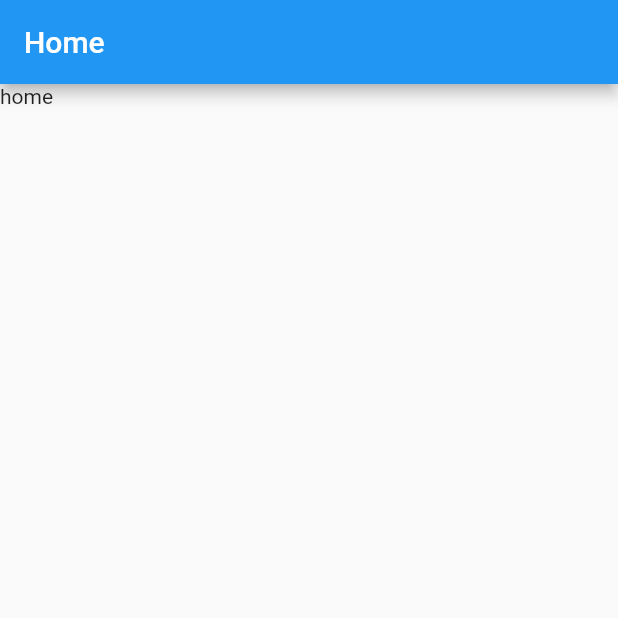
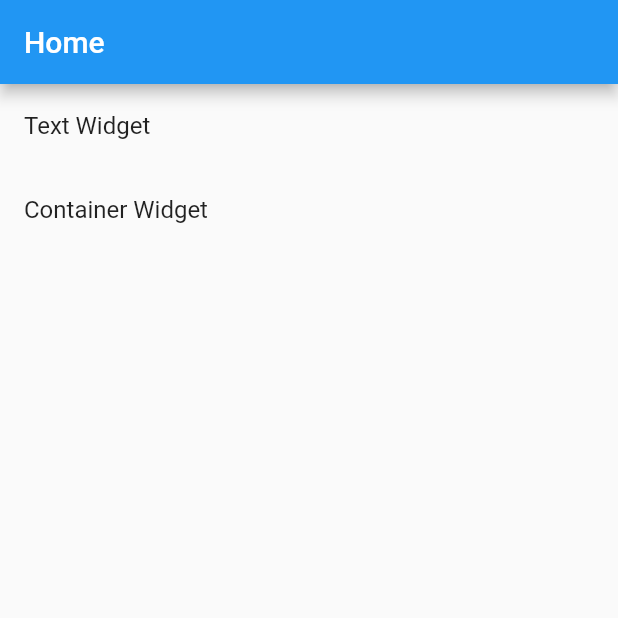
Before and after one commit to xizhouhezai/flutter_widget_demo, a Flutter app: the screen it shows after launch, on a phone screen of 412 x 824 dp, the top half of it. Run offline on Flutter 3.47's test engine with Material 2 defaults, Android fonts, the phone set to English and light mode, and no system bars.

Commit message:
add route

```diff
--- a/lib/pages/Home.dart
+++ b/lib/pages/Home.dart
@@ -1,16 +1,43 @@
 import 'package:flutter/material.dart';
+
+var list = [
+  {
+    'title': 'Text Widget',
+    'route': '/text'
+  },
+  {
+    'title': 'Container Widget',
+    'route': '/container'
+  }
+];
+List<Widget> getList(context) {
+  var tempList = list.map((value){
+    return ListTile(
+      title: Text(value['title']),
+      onTap: () {
+        //路由跳转
+        Navigator.pushNamed(context, value['route']);
+      },
+    );
+  });
+  return tempList.toList();
+}
+
 
 class Home extends StatelessWidget {
   const Home({Key key}) : super(key: key);
 
   @override
   Widget build(BuildContext context) {
+
     return Scaffold(
       appBar: AppBar(
         title: Text("Home"),
       ),
       body: Container(
-        child: Text("home"),
+        child: ListView(
+          children: getList(context)
+        ),
       ),
     );
   }
--- /dev/null
+++ b/lib/pages/text/Text.dart
@@ -0,0 +1,21 @@
+import 'package:flutter/material.dart';
+
+class TextDemo extends StatelessWidget {
+  const TextDemo({Key key}) : super(key: key);
+
+  @override
+  Widget build(BuildContext context) {
+    return Scaffold(
+      appBar: AppBar(
+        title: Text('Text Widget'),
+      ),
+      body: Container(
+        child: ListView(
+          children: <Widget>[
+            Text("默认Text widget")
+          ],
+        ),
+      ),
+    );
+  }
+}
--- a/lib/routes/Routes.dart
+++ b/lib/routes/Routes.dart
@@ -1,9 +1,13 @@
 import 'package:flutter/material.dart';
 
 import '../pages/Home.dart';
+import '../pages/text/Text.dart';
+import '../pages/container/Container.dart';
 
 final routes = {
-  '/': (context) => Home()
+  '/': (context) => Home(),
+  '/text': (context) => TextDemo(),
+  '/container': (context) => ContainerDemo()
 };
 
 //固定写法
```
Also changed, not shown: lib/pages/container/Container.dart (added, +31 -0 lines), 2 other files.
